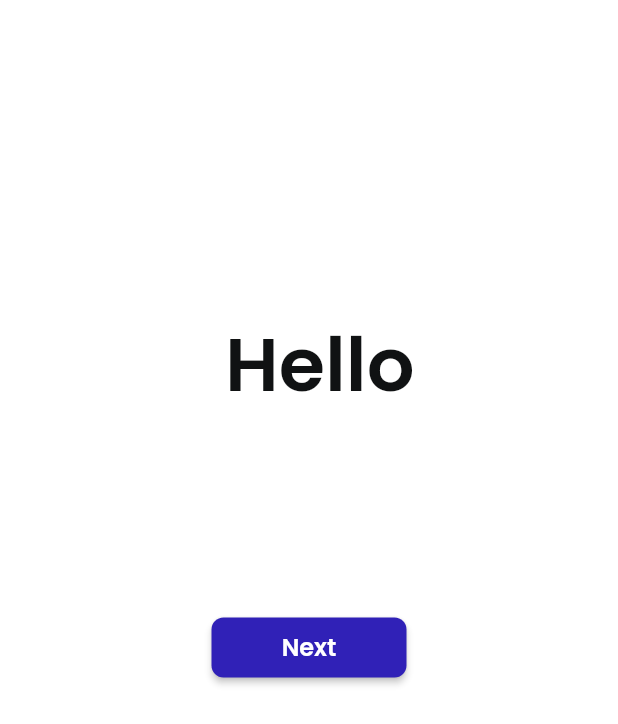
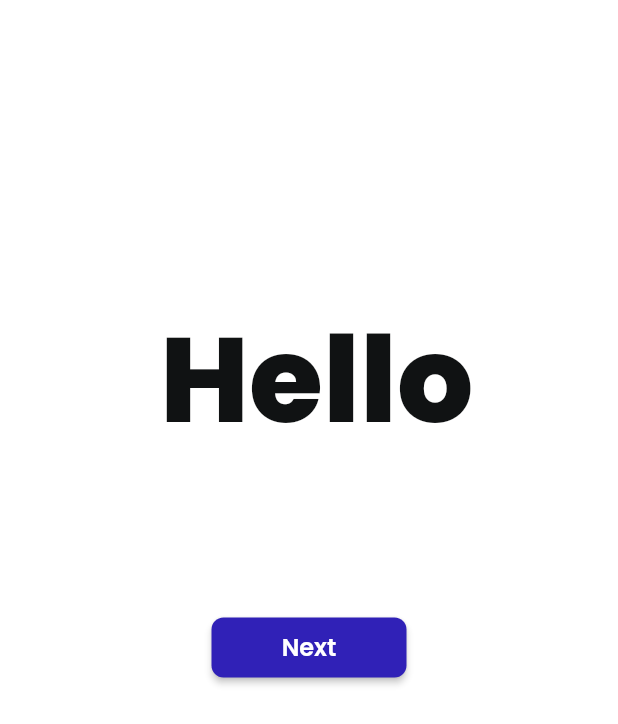
Before and after one commit to NiteshDowell/Flutter-flow, a Flutter app: the screen it shows after launch, on a phone screen of 412 x 824 dp. Shown: the top 724 px of the screen. Run offline on Flutter 3.47's test engine with Material 2 defaults, Android fonts, the phone set to English and light mode, and no system bars; drawn by our look-alikes of auto_size_text; our stand-ins replace equatable, font_awesome_flutter, from_css_color, go_router, google_fonts, page_transition and 1 more.

Commit message:
changed the home page text

```diff
--- a/lib/home_page/home_page_widget.dart
+++ b/lib/home_page/home_page_widget.dart
@@ -38,7 +38,8 @@ class _HomePageWidgetState extends State<HomePageWidget> {
                       'Hello',
                       style: FlutterFlowTheme.of(context).bodyText1.override(
                             fontFamily: 'Poppins',
-                            fontSize: 50,
+                            fontSize: 80,
+                            fontWeight: FontWeight.w800,
                           ),
                     ),
                   ),
```
